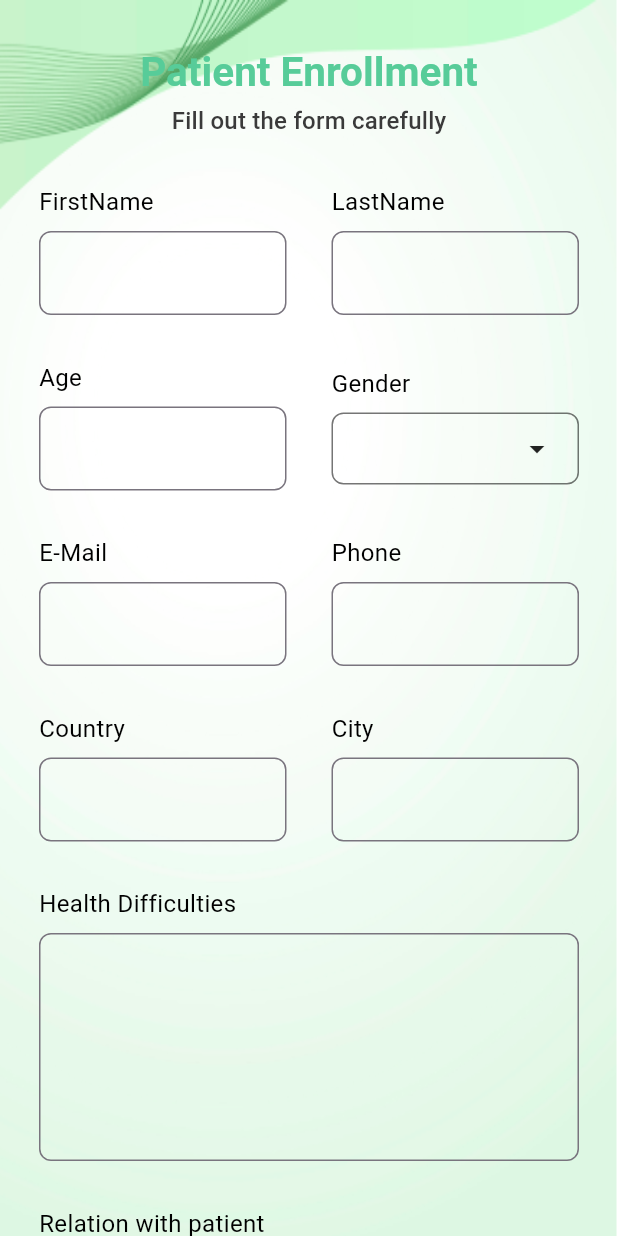
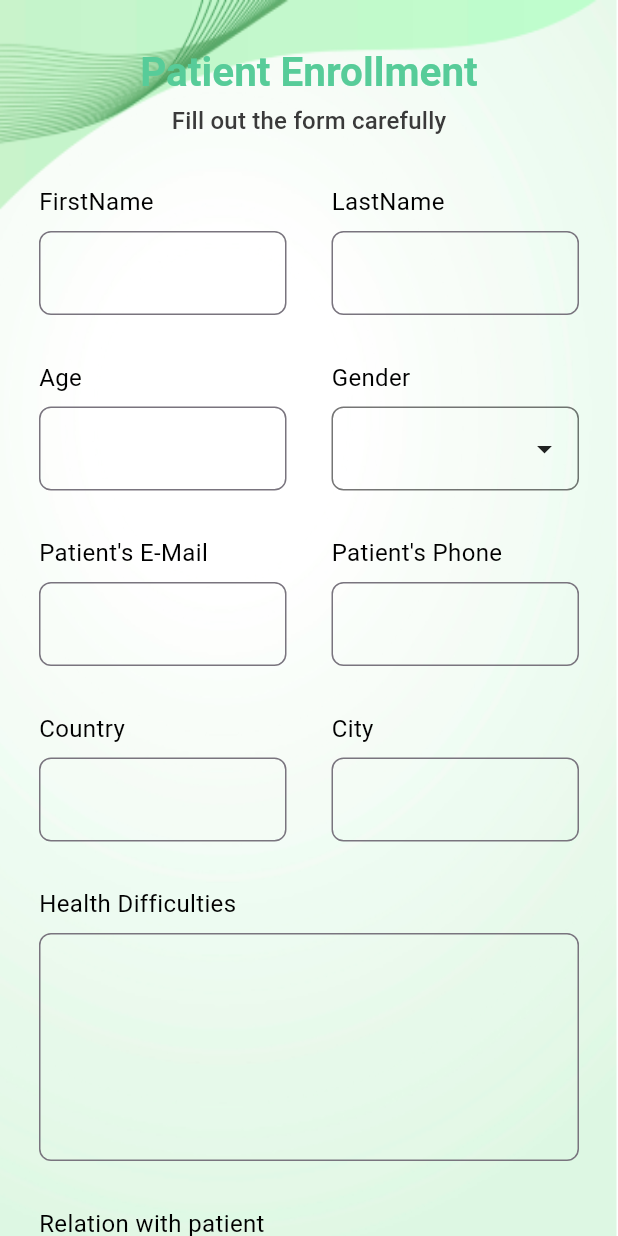
Before and after one commit to adi0213/Karuthal_Customer, a Flutter app: the Patientenroll screen opened directly with empty values, after a tap on the "arrow drop down" icon, on a phone screen of 412 x 824 dp. Run offline on Flutter 3.47's test engine with Material 3 defaults, Android fonts, the phone set to English and light mode, and no system bars; our stand-ins replace google_fonts.

Commit message:
made changes

```diff
--- a/lib/PatientEnrollBooking/PatientEnroll.dart
+++ b/lib/PatientEnrollBooking/PatientEnroll.dart
@@ -269,7 +269,7 @@ class _PatientenrollState extends State<Patientenroll> {
                                         },
                                         child: Container(
                                           padding: const EdgeInsets.symmetric(
-                                              vertical: 11, horizontal: 15),
+                                              vertical: 15, horizontal: 10),
                                           decoration: BoxDecoration(
                                             border: Border.all(
                                                 color: Colors.black54),
@@ -303,7 +303,7 @@ class _PatientenrollState extends State<Patientenroll> {
                           child: Column(
                             crossAxisAlignment: CrossAxisAlignment.start,
                             children: [
-                              _buildLabelText(context, "E-Mail"),
+                              _buildLabelText(context, "Patient's E-Mail"),
                               const SizedBox(height: 8),
                               _buildTextField(
                                 context,
@@ -317,7 +317,7 @@ class _PatientenrollState extends State<Patientenroll> {
                           child: Column(
                             crossAxisAlignment: CrossAxisAlignment.start,
                             children: [
-                              _buildLabelText(context, "Phone"),
+                              _buildLabelText(context, "Patient's Phone"),
                               const SizedBox(height: 8),
                               _buildTextField(
                                 context,
--- a/lib/WelcomePage.dart
+++ b/lib/WelcomePage.dart
@@ -125,7 +125,7 @@ class _WelcomePageState extends State<WelcomePage> {
                 ],
               ),
             ),
-            SizedBox(height: 0.04 * MediaQuery.of(context).size.height),
+            SizedBox(height: 1 * MediaQuery.of(context).size.height),
           ],
         ),
       ),
--- a/lib/dashboard.dart
+++ b/lib/dashboard.dart
@@ -11,8 +11,8 @@ class Dashboard extends StatefulWidget {
   final String token;
   static int customerId = -1;
 
-  const Dashboard(
-      {super.key,
+  const Dashboard({
+    super.key,
     required this.email,
     required this.token,
     //required this.customerId
@@ -23,7 +23,7 @@ class Dashboard extends StatefulWidget {
 }
 
 class _DashboardState extends State<Dashboard> {
-  Future<int> getCustomerId(String email, String token) async{
+  Future<int> getCustomerId(String email, String token) async {
     int cid = 0;
     final Map<String, String> headers = {
       'Content-Type': 'application/json',
@@ -35,13 +35,15 @@ class _DashboardState extends State<Dashboard> {
     );
     print("Token: $token");
     print(jsonDecode(customerList.body));
-    jsonDecode(customerList.body).forEach((v)=>{
-      if (email == v['registeredUser']['email']){
+    jsonDecode(customerList.body).forEach((v) => {
+          if (email == v['registeredUser']['email'])
+            {
               cid = v['customerId'],
             }
         });
     return cid;
   }
+
   void _toggleDrawer(BuildContext context) {
     Navigator.pop(context);
   }
@@ -174,8 +176,9 @@ class _DashboardState extends State<Dashboard> {
                     topColor: Color(0xFF78DE90),
                     label: 'Enroll Patient',
                     fontSize: 38,
-                    onPressed: () async{
-                      Dashboard.customerId = await getCustomerId(widget.email, widget.token);
+                    onPressed: () async {
+                      Dashboard.customerId =
+                          await getCustomerId(widget.email, widget.token);
                       Navigator.push(
                         context,
                         MaterialPageRoute(
@@ -203,7 +206,8 @@ class _DashboardState extends State<Dashboard> {
                               label: 'Feedback',
                               fontSize: 28,
                               onPressed: () async {
-                                Dashboard.customerId = await getCustomerId(widget.email, widget.token);
+                                Dashboard.customerId = await getCustomerId(
+                                    widget.email, widget.token);
                                 Navigator.push(
                                   context,
                                   MaterialPageRoute(
@@ -223,8 +227,8 @@ class _DashboardState extends State<Dashboard> {
                               width: 172,
                               topColor: Color(0xFF49C38E),
                               bottomColor: Color(0xFF57CC99),
-                              label: '   View Service \n        History',
-                              fontSize: 28,
+                              label: 'View Service \n      History',
+                              fontSize: 24,
                               onPressed: () {
                                 Navigator.push(
                                     context,
@@ -246,8 +250,9 @@ class _DashboardState extends State<Dashboard> {
                           bottomColor: Color(0xFF72D9C1),
                           label: '    Book \n  Service',
                           fontSize: 28,
-                          onPressed: () async{
-                            Dashboard.customerId = await getCustomerId(widget.email, widget.token);
+                          onPressed: () async {
+                            Dashboard.customerId =
+                                await getCustomerId(widget.email, widget.token);
                             Navigator.push(
                               context,
                               MaterialPageRoute(
```
Also changed, not shown: pubspec.lock. Lines whose indentation alone changed are shown as unchanged.
